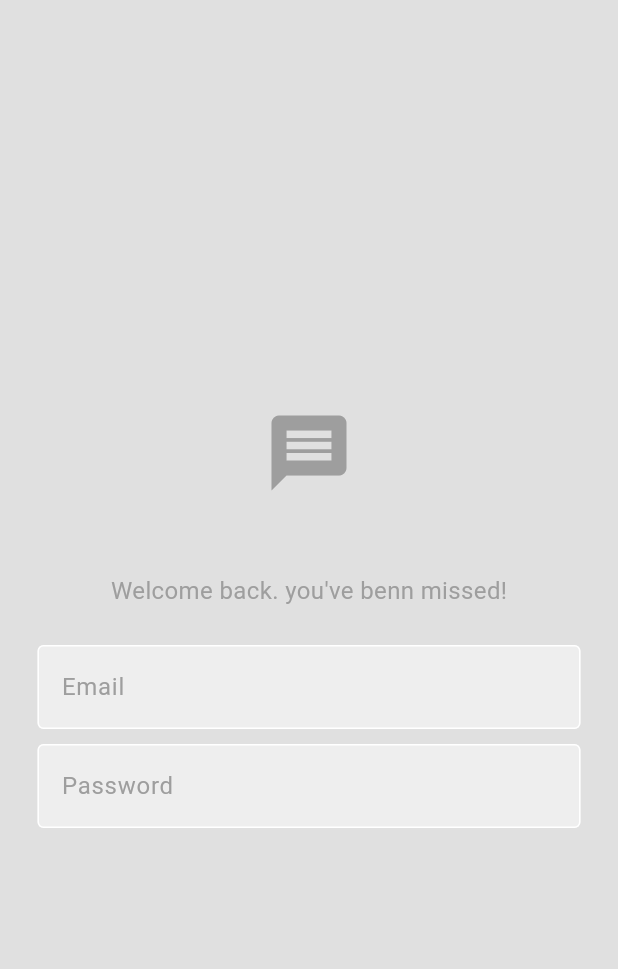
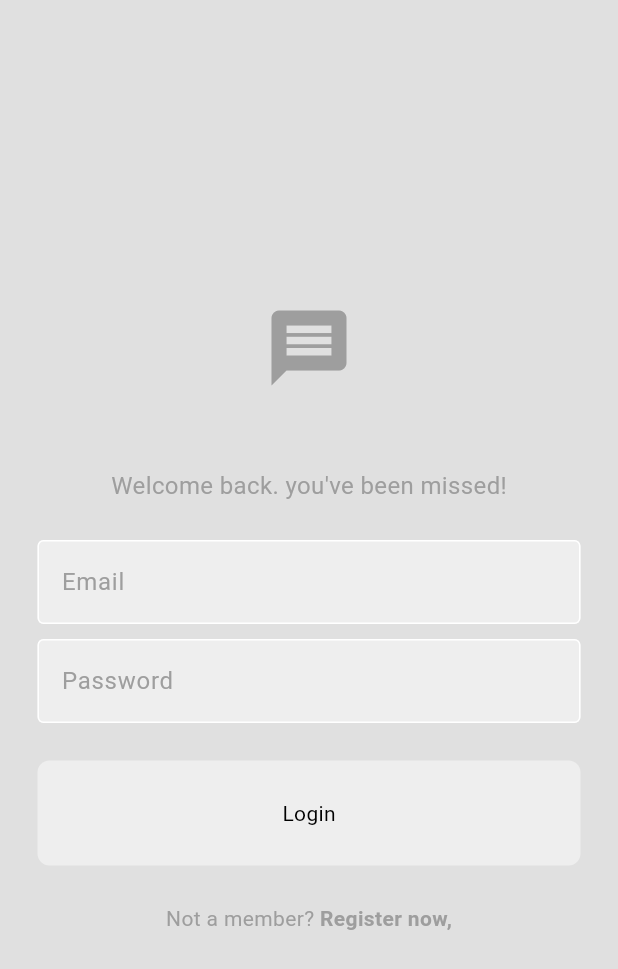
Before and after one commit to its-asaduzzaman/newflutterchatapp, a Flutter app: the screen it shows after launch, on a phone screen of 412 x 824 dp. Shown: the top 969 px of the screen. Run offline on Flutter 3.47's test engine with Material 3 defaults, Android fonts, the phone set to English and light mode, and no system bars.

Commit message:
login page final

```diff
--- /dev/null
+++ b/lib/components/my_button.dart
@@ -0,0 +1,25 @@
+import 'package:flutter/material.dart';
+
+class MyButton extends StatelessWidget {
+  final void Function()? onTap;
+  final String text;
+  const MyButton({Key? key, required this.text, this.onTap}) : super(key: key);
+
+  @override
+  Widget build(BuildContext context) {
+    return GestureDetector(
+      onTap: onTap,
+      child: Container(
+        decoration: BoxDecoration(
+          color: Theme.of(context).colorScheme.secondary,
+          borderRadius: BorderRadius.circular(8),
+        ),
+        padding: const EdgeInsets.all(25),
+        margin: const EdgeInsets.symmetric(horizontal: 25),
+        child: Center(
+          child: Text(text),
+        ),
+      ),
+    );
+  }
+}
--- a/lib/pages/login_page.dart
+++ b/lib/pages/login_page.dart
@@ -1,4 +1,5 @@
 import 'package:flutter/material.dart';
+import 'package:newflutterchatappwithfirebase/components/my_button.dart';
 import 'package:newflutterchatappwithfirebase/components/my_textfield.dart';
 
 class LoginPage extends StatelessWidget {
@@ -6,6 +7,9 @@ class LoginPage extends StatelessWidget {
   final TextEditingController _emailController = TextEditingController();
   final TextEditingController _passwordController = TextEditingController();
   LoginPage({Key? key}) : super(key: key);
+
+  // login method
+  void login() {}
 
   @override
   Widget build(BuildContext context) {
@@ -26,7 +30,7 @@ class LoginPage extends StatelessWidget {
             ),
             //welcome back message
             Text(
-              "Welcome back. you've benn missed!",
+              "Welcome back. you've been missed!",
               style: TextStyle(
                 color: Theme.of(context).colorScheme.primary,
                 fontSize: 16,
@@ -51,10 +55,35 @@ class LoginPage extends StatelessWidget {
               obscureText: true,
               controller: _passwordController,
             ),
-
+            const SizedBox(
+              height: 25,
+            ),
             //LoginButton
 
             //Register Now
+            MyButton(
+              text: "Login",
+              onTap: login,
+            ),
+            const SizedBox(
+              height: 25,
+            ),
+            Row(
+              mainAxisAlignment: MainAxisAlignment.center,
+              children: [
+                Text(
+                  "Not a member? ",
+                  style:
+                      TextStyle(color: Theme.of(context).colorScheme.primary),
+                ),
+                Text(
+                  "Register now,",
+                  style: TextStyle(
+                      fontWeight: FontWeight.bold,
+                      color: Theme.of(context).colorScheme.primary),
+                ),
+              ],
+            ),
           ],
         ),
       ),
```
